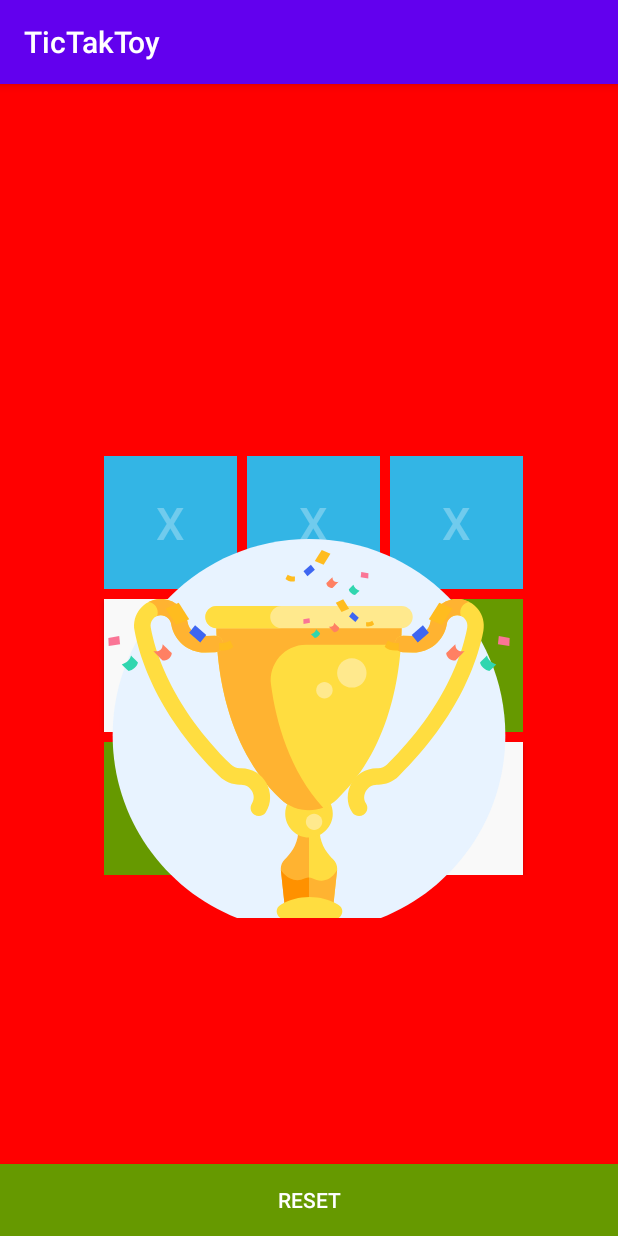
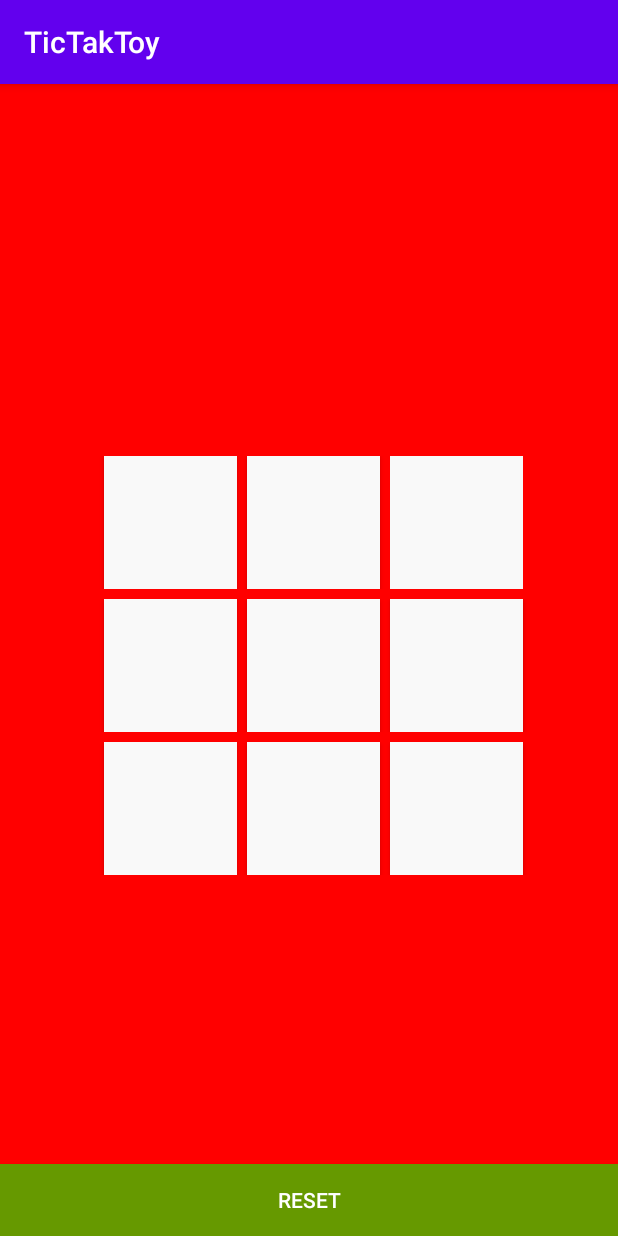
Before and after one commit to CoderEslam/TikTakToy, an Android app: the screen it shows after launch (MainActivity), after a tap on an icon or button, on a phone screen of 412 x 824 dp. Run offline under Robolectric (Android 15) with nearby library versions, the phone set to English and light mode, and no system bars; 2 other taps on this screen came first.

```diff
--- a/app/src/main/AndroidManifest.xml
+++ b/app/src/main/AndroidManifest.xml
@@ -4,9 +4,9 @@
 
     <application
         android:allowBackup="true"
-        android:icon="@mipmap/ic_launcher"
+        android:icon="@drawable/images"
         android:label="@string/app_name"
-        android:roundIcon="@mipmap/ic_launcher_round"
+        android:roundIcon="@drawable/images"
         android:supportsRtl="true"
         android:theme="@style/Theme.TicTakToy">
         <activity
--- a/app/src/main/java/com/doubleclick/tictaktoy/MainActivity.kt
+++ b/app/src/main/java/com/doubleclick/tictaktoy/MainActivity.kt
@@ -141,14 +141,17 @@ class MainActivity : AppCompatActivity() {
             winner = 2
         }
 
-        if (winner != -1) {
-            if (winner == 1) {
-                Toast.makeText(this, "Player 1 is winner ", Toast.LENGTH_LONG).show()
-                lottieAnimationView.visibility = View.VISIBLE
-            } else {
-                Toast.makeText(this, "Player 2 is winner ", Toast.LENGTH_LONG).show()
-                lottieAnimationView.visibility = View.VISIBLE
-            }
+
+
+        if (winner == 1) {
+            player1WinsCounts += 1
+            Toast.makeText(this, "Player 1 win the game", Toast.LENGTH_LONG).show()
+            restartGame()
+
+        } else if (winner == 2) {
+            player2WinsCounts += 1
+            Toast.makeText(this, "Player 2 win the game", Toast.LENGTH_LONG).show()
+            restartGame()
         }
     }
 
@@ -159,6 +162,10 @@ class MainActivity : AppCompatActivity() {
             if (!(player1.contains(cell) || player2.contains(cell))) {
                 emityCell.add(cell)
             }
+        }
+
+        if(emityCell.size==1){
+            restartGame()
         }
 
         var r = Random()
@@ -182,5 +189,41 @@ class MainActivity : AppCompatActivity() {
         PlayGame(cell, btn)
     }
 
+    var player1WinsCounts = 0
+    var player2WinsCounts = 0
+    fun restartGame() {
 
+        ActivePlayer = 1
+        player1.clear()
+        player2.clear()
+
+        for (cellId in 1..9) {
+
+            var buSelected: Button? = when (cellId) {
+                1 -> bu1
+                2 -> bu2
+                3 -> bu3
+                4 -> bu4
+                5 -> bu5
+                6 -> bu6
+                7 -> bu7
+                8 -> bu8
+                9 -> bu9
+                else -> {
+                    bu1
+                }
+
+            }
+            buSelected!!.text = ""
+            buSelected!!.setBackgroundResource(R.color.whileBu)
+            buSelected!!.isEnabled = true
+        }
+
+        Toast.makeText(
+            this,
+            "Player1: $player1WinsCounts, Player2: $player2WinsCounts",
+            Toast.LENGTH_LONG
+        ).show()
+
+    }
 }
```
Also changed, not shown: app/src/main/res/drawable/download.jpg (added), app/src/main/res/drawable/images.png (added).
